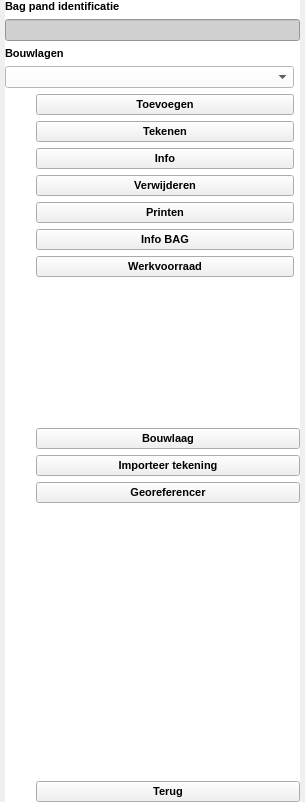
The window that plugin/oiv/bag_pand/oiv_pandgegevens_widget.ui (OIV-NL-QGIS/QGIS_project) describes before a commit, drawn with Qt 5.
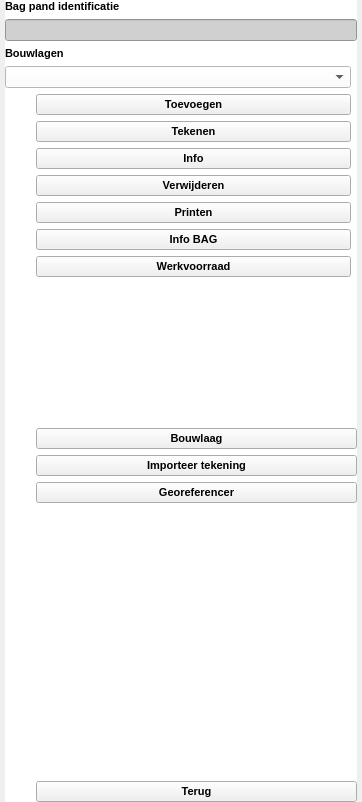
The same window after the commit. Icons and pictures are not drawn.

Commit message:
activatePan from wrong widget
resolves #346

The edit to the form file:
```diff
--- a/plugin/oiv/bag_pand/oiv_pandgegevens_widget.ui
+++ b/plugin/oiv/bag_pand/oiv_pandgegevens_widget.ui
@@ -6,7 +6,7 @@
    <rect>
     <x>0</x>
     <y>0</y>
-    <width>305</width>
+    <width>362</width>
     <height>802</height>
    </rect>
   </property>
@@ -76,7 +76,7 @@
         <rect>
          <x>0</x>
          <y>0</y>
-         <width>295</width>
+         <width>352</width>
          <height>780</height>
         </rect>
        </property>
```
The commit also changes 3 other files.
